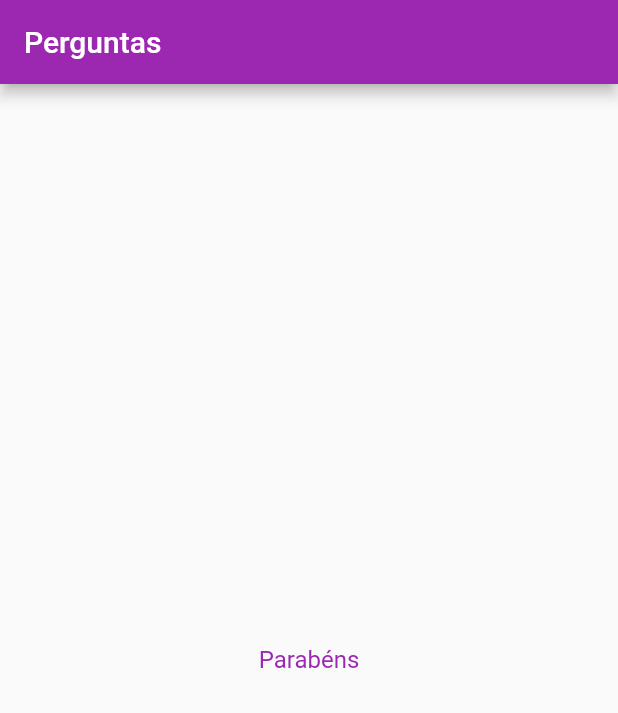
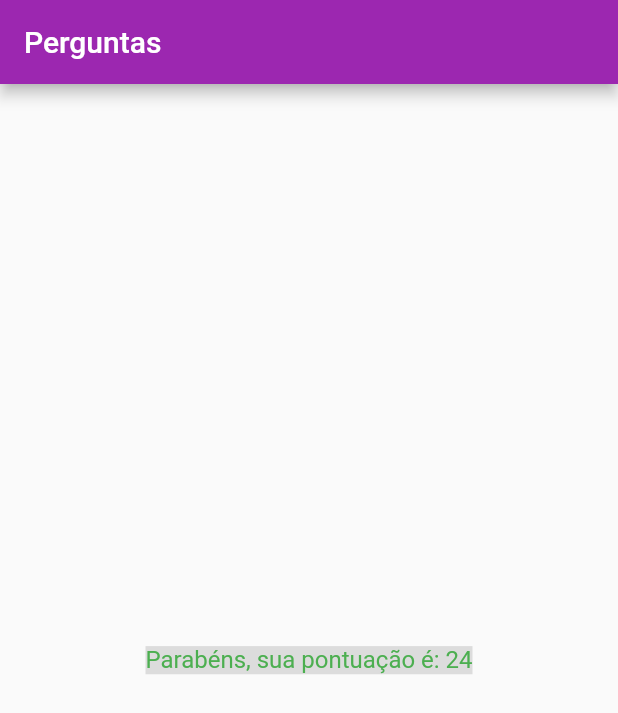
Before and after one commit to diegodmmorais/course_flutter, a Flutter app: the screen it shows after launch, after a tap on "Cachorro", after a tap on "Rosa", after a tap on "Austrália", on a phone screen of 412 x 824 dp. Shown: the top 713 px of the screen. Run offline on Flutter 3.47's test engine with Material 2 defaults, Android fonts, the phone set to English and light mode, and no system bars.

Commit message:
criando uma pontuação

```diff
--- a/projeto_perguntas/lib/questionario/questionario.dart
+++ b/projeto_perguntas/lib/questionario/questionario.dart
@@ -4,6 +4,7 @@ import 'service/index.dart';
 
 class _State extends State<Questionario> {
   var _perguntaSelecionada = 0;
+  var _pontuacaoTotal = 0;
 
   final List<Map<String, Object>> _perguntas;
 
@@ -16,9 +17,11 @@ class _State extends State<Questionario> {
     Pergunta? perguntaWidget;
     if (temPerguntaSelecionada) {
       final pergunta = _perguntas[_perguntaSelecionada];
-      final respostas = pergunta['respostas'] as List;
+      final respostas = pergunta['respostas'] as List<Map<String, Object>>;
       final respostasWidget = respostas
-          .map((e) => Resposta(text: e, onPressed: _responder))
+          .map((e) => Resposta(
+              text: e['texto'] as String,
+              onPressed: () => _responder(e['pontuacao'] as int)))
           .toList();
       perguntaWidget = temPerguntaSelecionada
           ? Pergunta(
@@ -29,7 +32,7 @@ class _State extends State<Questionario> {
 
     var widget = temPerguntaSelecionada
         ? perguntaWidget
-        : const Resultado(texto: "Parabéns");
+        : Resultado(pontuacao: _pontuacaoTotal);
 
     return MaterialApp(
         theme: ThemeData(primarySwatch: Colors.purple),
@@ -40,10 +43,10 @@ class _State extends State<Questionario> {
     return _perguntaSelecionada < _perguntas.length;
   }
 
-  void _responder() {
+  void _responder(int pontuacao) {
     if (temPerguntaSelecionada) {
       setState(() => {_perguntaSelecionada++});
-      print('clique no botão $_perguntaSelecionada');
+      _pontuacaoTotal = _pontuacaoTotal + pontuacao;
     }
   }
 }
--- a/projeto_perguntas/lib/questionario/scream/resultado.dart
+++ b/projeto_perguntas/lib/questionario/scream/resultado.dart
@@ -1,17 +1,30 @@
 import 'package:flutter/material.dart';
 
 class Resultado extends StatelessWidget {
-  final String _texto;
+  final int pontuacao;
+
+  const Resultado({super.key, required this.pontuacao});
+
   @override
   Widget build(BuildContext context) {
+    String texto;
+    Color color = Colors.green;
+    texto = 'Parabéns, sua pontuação é: $pontuacao';
+    if (pontuacao >= 0 && pontuacao < 10) {
+      color = Colors.red;
+      texto = 'Que pena, sua pontuação é: $pontuacao';
+    } else if (pontuacao > 10 && pontuacao < 15) {
+      color = Colors.orange;
+      texto = 'Não desista, sua pontuação é: $pontuacao';
+    } else if (pontuacao > 15) {
+      color = Colors.green;
+    }
+
     return Center(
-        child: Text(
-      _texto,
-      style: const TextStyle(color: Colors.purple, fontSize: 16.0),
-    ));
+        child: Text(texto,
+            style: TextStyle(
+                color: color,
+                fontSize: 16.0,
+                backgroundColor: Colors.black12)));
   }
-
-  const Resultado({Key? key, required String texto})
-      : _texto = texto,
-        super(key: key);
 }
--- a/projeto_perguntas/lib/questionario/service/questionario_service.dart
+++ b/projeto_perguntas/lib/questionario/service/questionario_service.dart
@@ -3,20 +3,29 @@ class QuestionarioService {
     return [
       {
         "pergunta": "Qual o seu animal favorito?",
-        "respostas": ["Cachorro", "Gato", "Passarinho", "Leão", "Outros"]
+        "respostas": [
+          {"texto": "Cachorro", "pontuacao": 10},
+          {"texto": "Gato", "pontuacao": 10},
+          {"texto": "Passarinho", "pontuacao": 4},
+          {"texto": "Leão", "pontuacao": 1},
+        ]
       },
       {
         "pergunta": "Qual a sua cor favorita?",
-        "respostas": ["Azul", "Rosa", "Verde", "Vermelho", "Outros"]
+        "respostas": [
+          {"texto": "Azul", "pontuacao": 10},
+          {"texto": "Rosa", "pontuacao": 10},
+          {"texto": "Verde", "pontuacao": 4},
+          {"texto": "Vermelho", "pontuacao": 1},
+        ]
       },
       {
         "pergunta": "Qual o o seu pais favorito?",
         "respostas": [
-          "Brasil",
-          "Estados Unidos da America",
-          "Austrália",
-          "Itália",
-          "Outros"
+          {"texto": "Brasil", "pontuacao": 10},
+          {"texto": "Estados Unidos da America", "pontuacao": 10},
+          {"texto": "Austrália", "pontuacao": 4},
+          {"texto": "Itália", "pontuacao": 1},
         ]
       }
     ];
```
